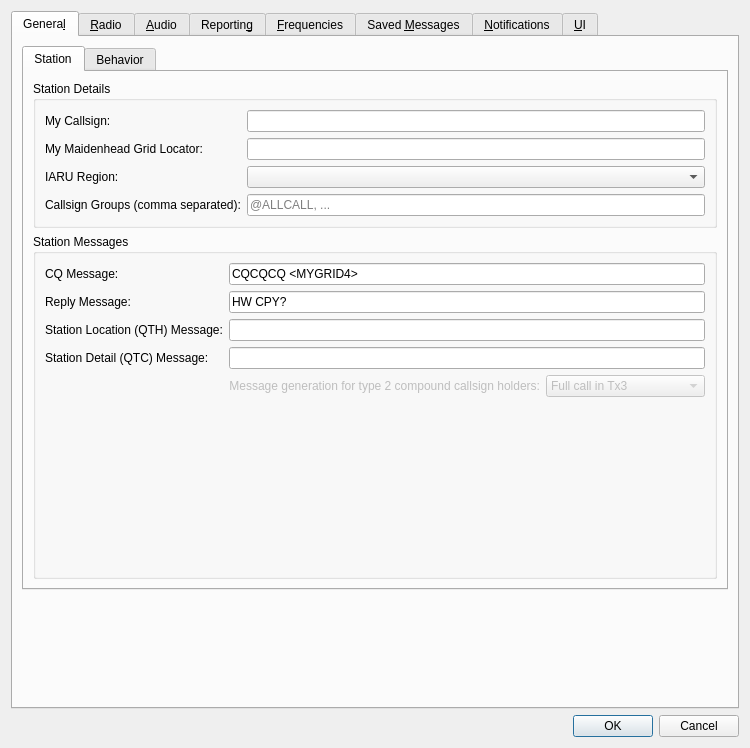
Qt form Configuration.ui (qcmiao1998/js8call) before a commit.
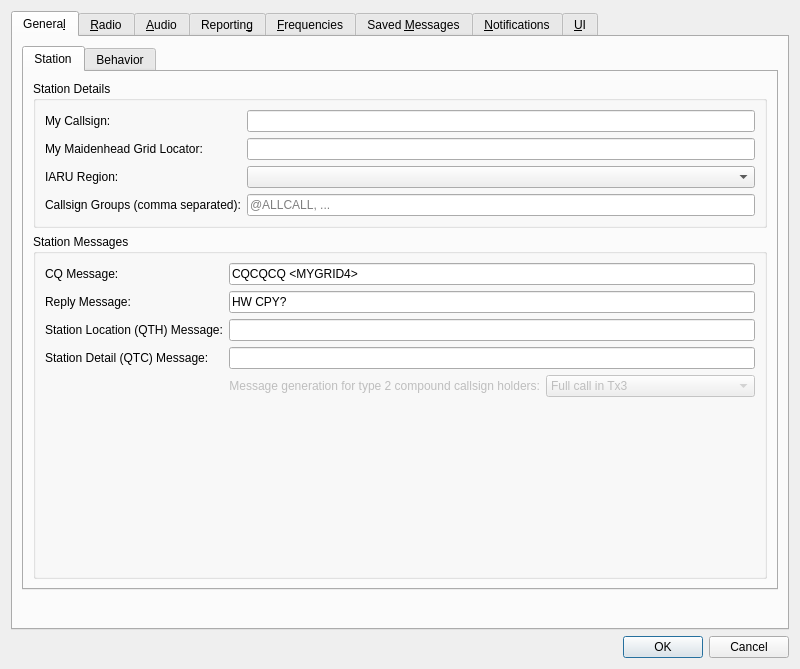
The same form after that commit.

Commit message: Tweaking window sizes

Patch:
```diff
--- a/Configuration.ui
+++ b/Configuration.ui
@@ -6,8 +6,8 @@
    <rect>
     <x>0</x>
     <y>0</y>
-    <width>750</width>
-    <height>748</height>
+    <width>800</width>
+    <height>651</height>
    </rect>
   </property>
   <property name="windowTitle">
```
Left out of the diff: 6 changed lines with no effect on the pictures. The commit also changes 3 other files.
